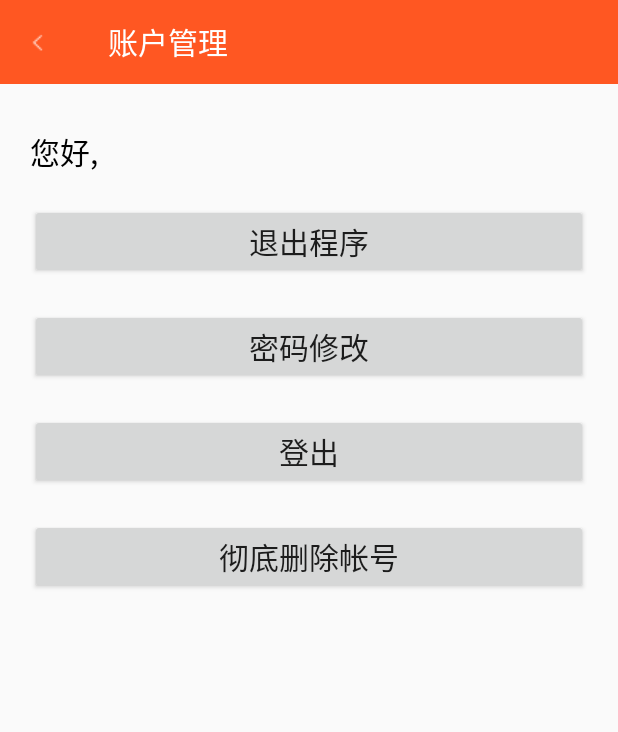
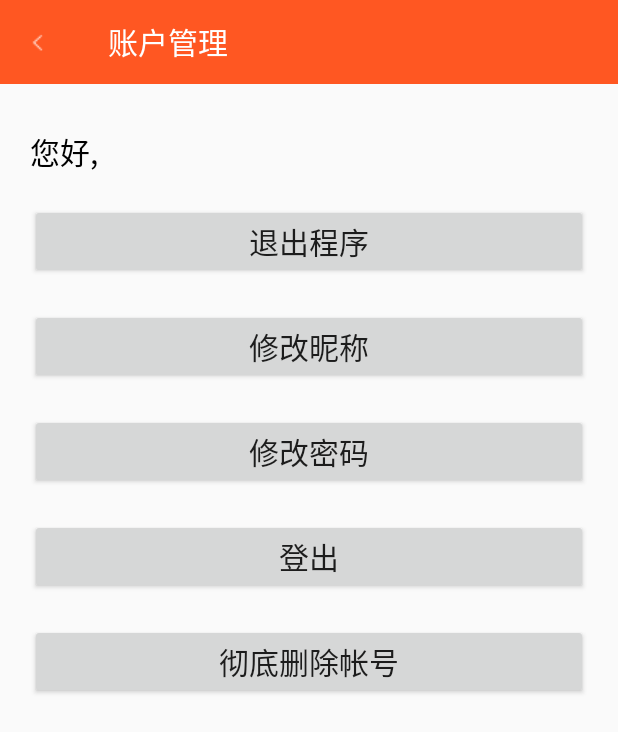
Before and after one commit to haruue-archive/Login0, an Android app: the AccountActivity screen opened directly, with no data from a screen before it, on a phone screen of 412 x 824 dp. Shown: the top 732 px of the screen. Run offline under Robolectric (Android 15) with nearby library versions, the phone set to English and light mode, and no system bars; 4 statements that could not run were skipped.

Commit message:
添加修改昵称功能

```diff
--- a/app/src/main/res/layout/activity_account.xml
+++ b/app/src/main/res/layout/activity_account.xml
@@ -45,11 +45,24 @@
         android:text="@string/exit_app"
         android:textSize="20sp" />
 
+
+    <Button
+        android:id="@+id/button_change_nickname"
+        android:layout_width="match_parent"
+        android:layout_height="wrap_content"
+        android:layout_below="@id/button_exit"
+        android:layout_marginTop="10dp"
+        android:layout_marginBottom="10dp"
+        android:layout_marginLeft="20dp"
+        android:layout_marginRight="20dp"
+        android:text="@string/change_nickname"
+        android:textSize="20sp" />
+
     <Button
         android:id="@+id/button_change_password"
         android:layout_width="match_parent"
         android:layout_height="wrap_content"
-        android:layout_below="@id/button_exit"
+        android:layout_below="@id/button_change_nickname"
         android:layout_marginTop="10dp"
         android:layout_marginBottom="10dp"
         android:layout_marginLeft="20dp"
--- a/app/src/main/res/values/strings.xml
+++ b/app/src/main/res/values/strings.xml
@@ -24,7 +24,7 @@
     <string name="login_failed_username_or_password_error">用户名或密码错误</string>
     <string name="register_success">注册成功！</string>
     <string name="account_manage">账户管理</string>
-    <string name="change_password">密码修改</string>
+    <string name="change_password">修改密码</string>
     <string name="logout">登出</string>
     <string name="hello">您好,</string>
     <string name="delete_account">彻底删除帐号</string>
@@ -48,4 +48,9 @@
     <string name="change_password_error_input_empty">错误：旧密码、新密码和确认新密码均不能为空</string>
     <string name="error_old_new_password_same">错误：您输入的旧密码和新密码相同，出现该提示并不意味着你输入的旧密码是正确的</string>
     <string name="remember_me">记住我</string>
+    <string name="change_nickname">修改昵称</string>
+    <string name="new_nickname">新昵称：</string>
+    <string name="input_new_nickname">输入新昵称</string>
+    <string name="new_nickname_empty">错误：必须填写新昵称</string>
+    <string name="change_nickname_success">昵称修改成功！</string>
 </resources>
```
Also changed, not shown: app/src/main/java/cn/com/caoyue/login0/AccountActivity.java (+49 -1 lines), app/src/main/res/layout/dialog_change_nickname.xml (added, +29 -0 lines).
